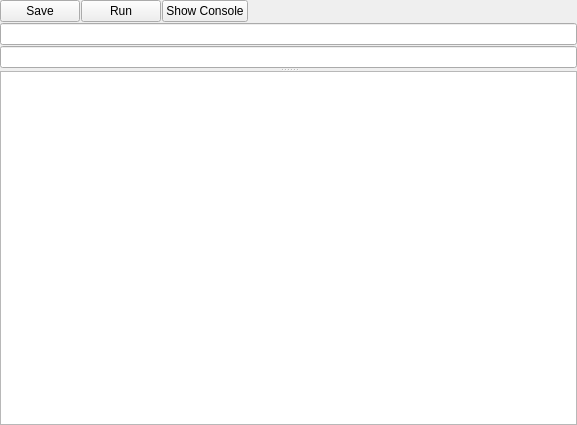
Old version of the form uitester/ui/case_manager/case_editor.ui in the repository IfengAutomation/uitester.
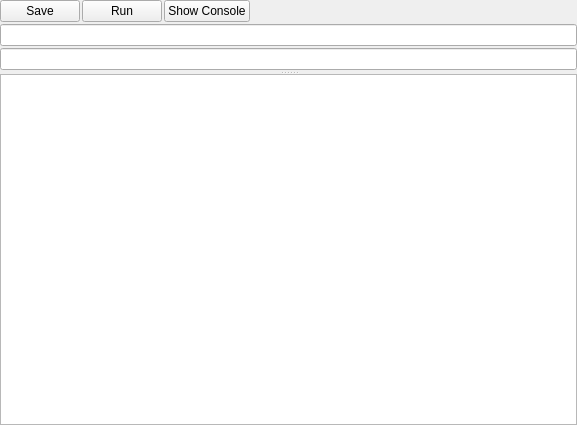
New version of the form. Icons and pictures are not drawn.

Commit message: Update ui, update the timing dialog box appears

```diff
--- a/uitester/ui/case_manager/case_editor.ui
+++ b/uitester/ui/case_manager/case_editor.ui
@@ -15,7 +15,7 @@
   </property>
   <layout class="QVBoxLayout" name="verticalLayout">
    <property name="spacing">
-    <number>1</number>
+    <number>2</number>
    </property>
    <property name="leftMargin">
     <number>0</number>
@@ -31,6 +31,9 @@
    </property>
    <item>
     <layout class="QHBoxLayout" name="case_info_layout">
+     <property name="spacing">
+      <number>2</number>
+     </property>
      <item>
       <widget class="QPushButton" name="save_btn">
        <property name="sizePolicy">
@@ -121,7 +124,7 @@
      <property name="handleWidth">
       <number>2</number>
      </property>
-     <widget class="QWidget" name="">
+     <widget class="QWidget" name="layoutWidget">
       <layout class="QVBoxLayout" name="editor_layout">
        <property name="spacing">
         <number>0</number>
```
The commit also changes 4 other files.
